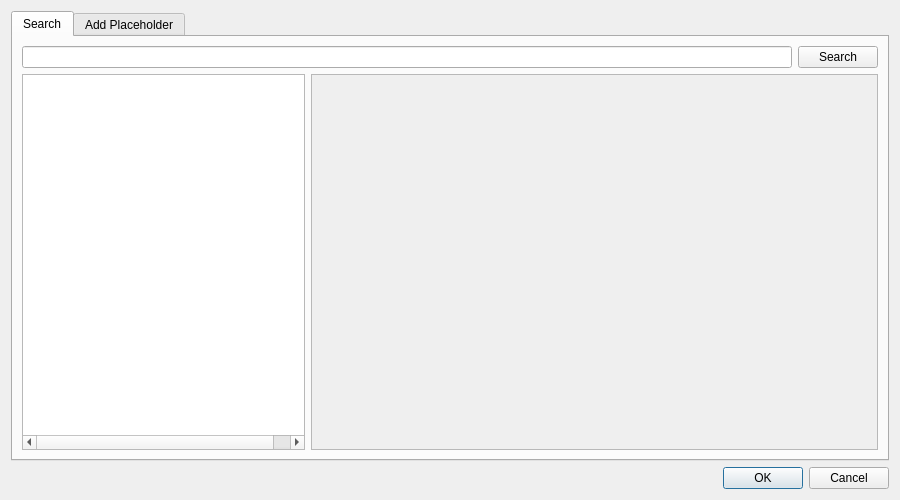
Old version of the form cmoviesearch.ui in the repository birkeh/qtMultimediaDB.
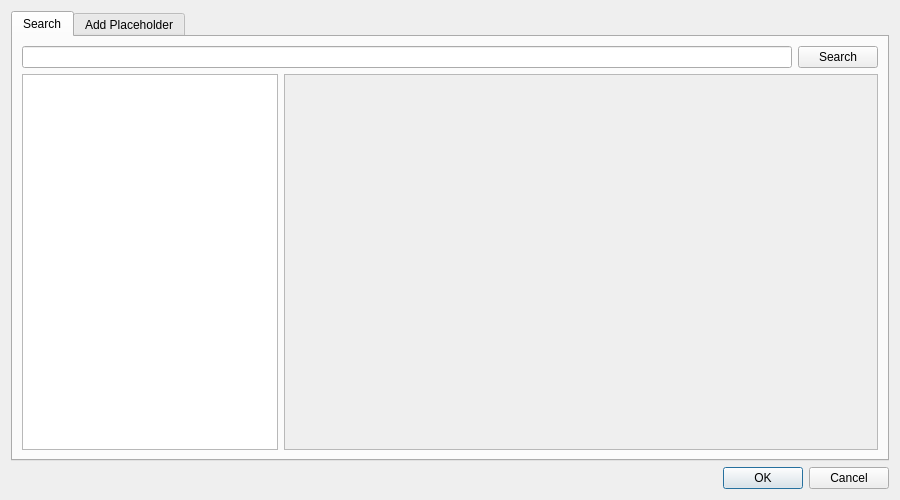
New version of the form. Custom widgets are drawn as their Qt base class.

Commit message: switched from QTreeWidget to QTreeView

The edit to the form file:
```diff
--- a/cmoviesearch.ui
+++ b/cmoviesearch.ui
@@ -51,36 +51,18 @@
           </layout>
          </item>
          <item>
-          <layout class="QHBoxLayout" name="horizontalLayout_2" stretch="1,2">
+          <layout class="QHBoxLayout" name="horizontalLayout_2" stretch="0,2">
            <item>
-            <widget class="QTreeWidget" name="m_lpResults">
+            <widget class="QTreeView" name="m_lpResults">
              <property name="editTriggers">
               <set>QAbstractItemView::NoEditTriggers</set>
              </property>
+             <property name="alternatingRowColors">
+              <bool>true</bool>
+             </property>
              <property name="selectionMode">
               <enum>QAbstractItemView::SingleSelection</enum>
              </property>
-             <property name="columnCount">
-              <number>3</number>
-             </property>
-             <attribute name="headerVisible">
-              <bool>false</bool>
-             </attribute>
-             <column>
-              <property name="text">
-               <string notr="true">1</string>
-              </property>
-             </column>
-             <column>
-              <property name="text">
-               <string notr="true">2</string>
-              </property>
-             </column>
-             <column>
-              <property name="text">
-               <string notr="true">3</string>
-              </property>
-             </column>
             </widget>
            </item>
            <item>
@@ -93,7 +75,7 @@
                <rect>
                 <x>0</x>
                 <y>0</y>
-                <width>563</width>
+                <width>590</width>
                 <height>372</height>
                </rect>
               </property>
```
The commit also changes 19 other files.
